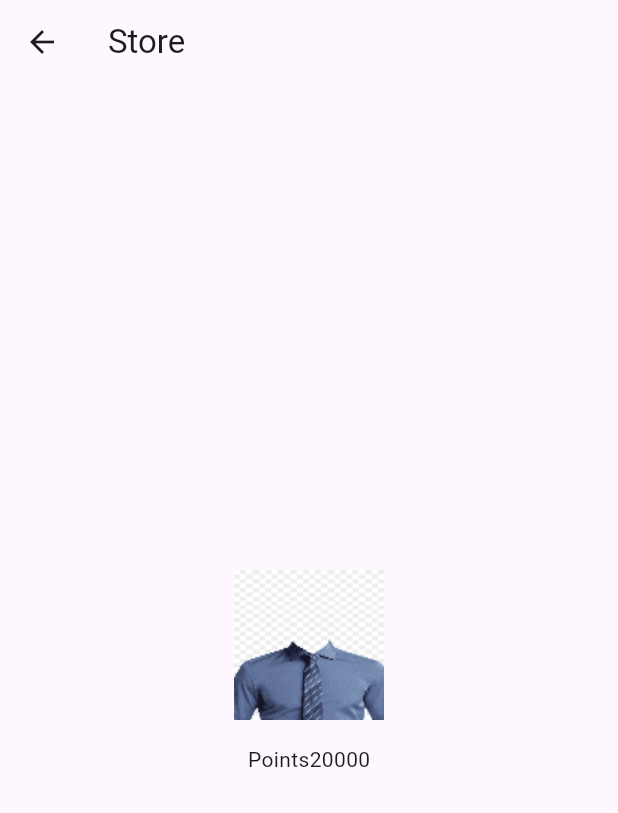
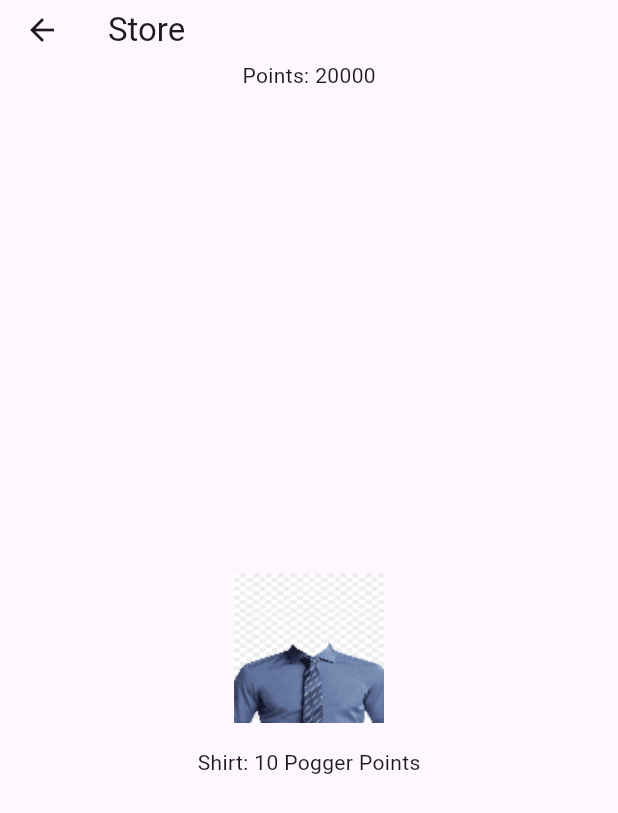
Before and after one commit to ajfdk/ratpack_project, a Flutter app: the Screen2 screen opened directly, on a phone screen of 412 x 824 dp. Shown: the top 813 px of the screen. Run offline on Flutter 3.47's test engine with Material 3 defaults, Android fonts, the phone set to English and light mode, and no system bars.

Commit message:
Price tag
Can see the price below item or by holding down on the image.

```diff
--- a/StorePageAssisted/lib/screen2.dart
+++ b/StorePageAssisted/lib/screen2.dart
@@ -12,6 +12,15 @@ class _Screen2State extends State<Screen2> {
     return Scaffold(
       appBar: AppBar(
         title: Text('Store'),
+        bottom: PreferredSize(
+          preferredSize: const Size.fromHeight(4.0),
+          child:Text.rich(
+              TextSpan(
+                  text: "Points: " + pointsShop.toString()
+              )
+
+          )
+        ),
       ),
       body: Center(
         child: Column(
@@ -22,6 +31,7 @@ class _Screen2State extends State<Screen2> {
                 child: IconButton(
                   iconSize: 10,
               icon: Image.asset('assets/ShirtS.png'),
+            tooltip: "Shwanky Shirt: 10 points",
             onPressed: () {
               //var LocalPoints = MyHomePage().points;
               //Navigator.push(
@@ -37,13 +47,10 @@ class _Screen2State extends State<Screen2> {
            },
             ),
 
+
         //child: Image.asset('images/Shirt.png'),
       ),
-              Text.rich(
-               TextSpan(
-                 text: "Points" + pointsShop.toString()
-               )
-              ),
+              Text("Shirt: 10 Pogger Points"),
       ],
     ),
     ),
```
